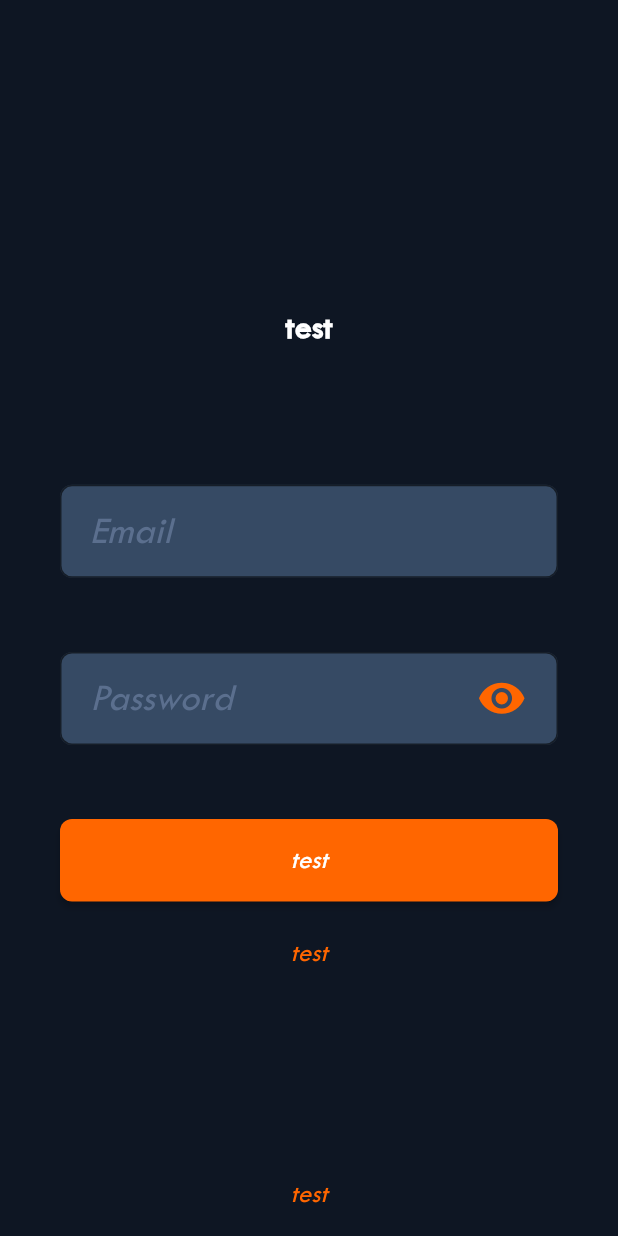
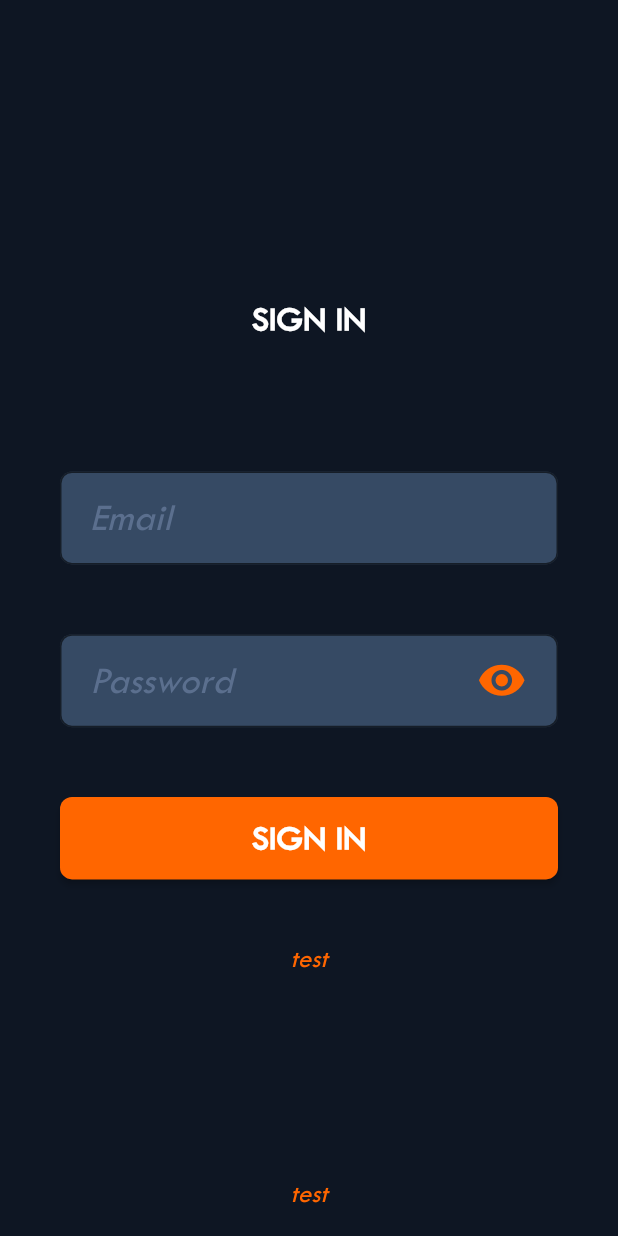
Before and after one commit to Hhanri/crunchyroll_app, a Flutter app: the screen it shows after launch, on a phone screen of 412 x 824 dp. Run offline on Flutter 3.47's test engine with Material 2 defaults, Android fonts, the phone set to English and light mode, and no system bars.

Commit message:
sign in form validator fixed

```diff
--- a/lib/main.dart
+++ b/lib/main.dart
@@ -1,6 +1,5 @@
 import 'package:crunchyroll_app/resources/theme.dart';
 import 'package:crunchyroll_app/screens/sign_in_page.dart';
-import 'package:crunchyroll_app/test.dart';
 import 'package:flutter/material.dart';
 
 void main() {
--- a/lib/resources/strings.dart
+++ b/lib/resources/strings.dart
@@ -6,8 +6,13 @@ class Strings {
   static const String password = "Password";
   static const String search = "Search...";
 
+  //textfield errors
   static const String errorEmptyField = "field is empty";
   static const String errorPasswordLength = "password is too short";
   static const String errorIsNotEmail = "not a valid email";
 
+  //titles
+  static const String signInTitle = "SIGN IN";
+  static const String signUpTitle = "SIGN UP";
+
 }
--- a/lib/resources/theme.dart
+++ b/lib/resources/theme.dart
@@ -41,7 +41,7 @@ ThemeData theme = ThemeData(
   elevatedButtonTheme: ElevatedButtonThemeData(
     style: TextButton.styleFrom(
       backgroundColor: MyColors.primaryColor,
-      textStyle: MyTextStyles.body1,
+      textStyle: MyTextStyles.title1,
       shape: RoundedRectangleBorder(
         borderRadius: MyShapes.circularBorders
       )
--- a/lib/screens/sign_in_page.dart
+++ b/lib/screens/sign_in_page.dart
@@ -1,3 +1,4 @@
+import 'package:crunchyroll_app/resources/strings.dart';
 import 'package:crunchyroll_app/utils/app_config.dart';
 import 'package:crunchyroll_app/widgets/button_widget.dart';
 import 'package:crunchyroll_app/widgets/text_field_widget.dart';
@@ -12,10 +13,9 @@ class SignInPage extends StatefulWidget {
 }
 
 class _SignInPageState extends State<SignInPage> {
-
+  final _formKey = GlobalKey<FormState>();
   String _password = "";
   String _email = "";
-
 
   @override
   Widget build(BuildContext context) {
@@ -36,13 +36,15 @@ class _SignInPageState extends State<SignInPage> {
               Expanded(
                 flex: 2,
                 child: Text(
-                  'test',
+                  Strings.signInTitle,
                   style: Theme.of(context).textTheme.headline1
                 )
               ),
               //Spacer(),
               Expanded(
                 flex: 7,
+                child: Form(
+                  key: _formKey,
                   child: Column(
                     mainAxisAlignment: MainAxisAlignment.spaceAround,
                     children: [
@@ -55,14 +57,26 @@ class _SignInPageState extends State<SignInPage> {
                       TextFieldWidget(
                         textFieldParameters: PasswordTextFieldParameters(),
                         valueChanged: (String value) {
-                        _email = value;
+                          _password = value;
                         }
                       ),
-                    ButtonWidget(buttonText: "test", onPressed: () {})
+                      ButtonWidget(
+                        buttonText: Strings.signInTitle,
+                        onPressed: () {
+                          FocusScope.of(context).requestFocus(FocusNode());
+                          if (_formKey.currentState!.validate()) {
+                            print("email: ${_email}\npassword: ${_password}");
+                            _email = "";
+                            _password = "";
+                          }
+                        }
+                      )
                     ],
+                  ),
                 )
               ),
               SizedBox(
+                height: 20
               ),
               Row(
                 mainAxisAlignment: MainAxisAlignment.center,
--- a/lib/utils/format_utils.dart
+++ b/lib/utils/format_utils.dart
@@ -1,7 +1,6 @@
 extension EmailValidator on String {
   bool isValidEmail() {
     return RegExp(
-      r'^(([^<>()[\]\\.,;:\s@\"]+(\.[^<>()[\]\\.,;:\s@\"]+)*)|(\".+\"))@((\[[0-9]{1,3}\.[0-9]{1,3}\.[0-9]{1,3}\.[0-9]{1,3}\])|(([a-zA-Z\-0-9]+\.)+[a-zA-Z]{2,}))$')
-      .hasMatch(this);
+      r'^(([^<>()[\]\\.,;:\s@\"]+(\.[^<>()[\]\\.,;:\s@\"]+)*)|(\".+\"))@((\[[0-9]{1,3}\.[0-9]{1,3}\.[0-9]{1,3}\.[0-9]{1,3}\])|(([a-zA-Z\-0-9]+\.)+[a-zA-Z]{2,}))$').hasMatch(this);
   }
 }
```
Also changed, not shown: lib/test.dart (deleted, +0 -31 lines). Lines whose indentation alone changed are shown as unchanged.
